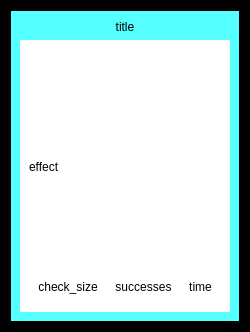
Qt form src/py/cardwidget.ui (jyn-n/automatic-octo-dollop) before a commit.
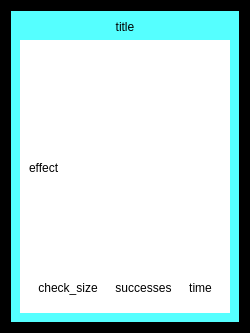
The same form after that commit.

Commit message: changed card size

What changed in the file:
```diff
--- a/src/py/cardwidget.ui
+++ b/src/py/cardwidget.ui
@@ -7,7 +7,7 @@
     <x>0</x>
     <y>0</y>
     <width>250</width>
-    <height>332</height>
+    <height>333</height>
    </rect>
   </property>
   <property name="palette">
```
The commit also changes 1 other file.
